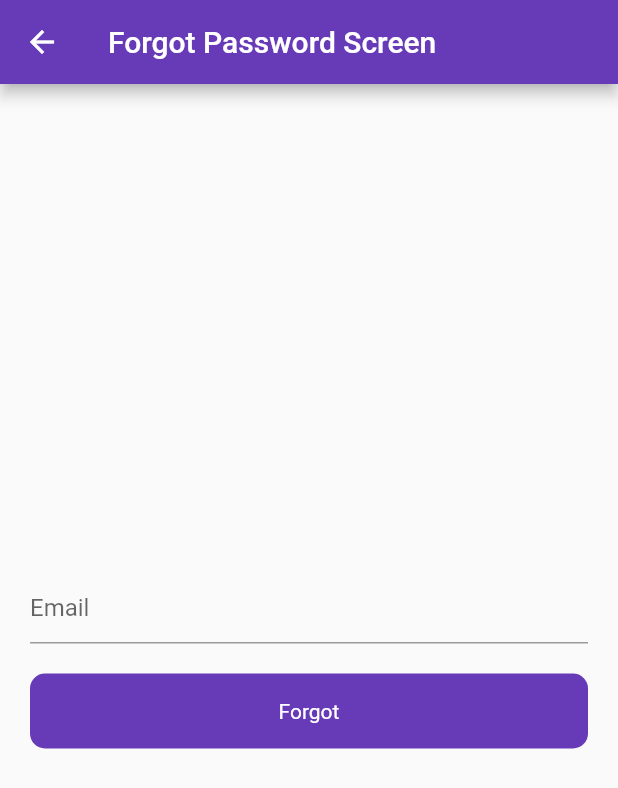
After one commit to Muhammad-Ibrar/Devmaze-Fellowship, a Flutter app: the LoginScreen screen opened directly, after a tap on "Login", after a tap on "Forgot password", on a phone screen of 412 x 824 dp. The commit adds this screen. Shown: the top 788 px of the screen. Run offline on Flutter 3.47's test engine with Material 2 defaults, Android fonts, the phone set to English and light mode, and no system bars; our stand-ins replace cloud_firestore, firebase_auth, firebase_core, firebase_database, firebase_storage, fluttertoast and 1 more; accounts and stored records are empty; network calls fail.

Commit message:
firebase is completed here

```diff
--- a/firebase_prac/lib/firebase_services/splash_service.dart
+++ b/firebase_prac/lib/firebase_services/splash_service.dart
@@ -16,14 +16,14 @@ class SplashServices{
     if(user!= null){
       Timer(Duration(seconds: 3),
 
-              ()=> Navigator.push(context , MaterialPageRoute(builder: (context) => UploadImageScreen()))
+              ()=> Navigator.push(context , MaterialPageRoute(builder: (context) => LoginScreen()))
       );
     }
     else{
 
       Timer(Duration(seconds: 3),
 
-              ()=> Navigator.push(context , MaterialPageRoute(builder: (context) => LoginScreen()))
+              ()=> Navigator.push(context , MaterialPageRoute(builder: (context) => PostScreen()))
       );
 
     }
--- a/firebase_prac/lib/ui/auth/login_screen.dart
+++ b/firebase_prac/lib/ui/auth/login_screen.dart
@@ -2,6 +2,7 @@ import 'package:firebase_auth/firebase_auth.dart';
 import 'package:firebase_prac/ui/auth/login_with_phone_number.dart';
 import 'package:firebase_prac/ui/auth/posts/post_screen.dart';
 import 'package:firebase_prac/ui/auth/signup_screen.dart';
+import 'package:firebase_prac/ui/forgot_password.dart';
 import 'package:firebase_prac/utils/utils.dart';
 import 'package:flutter/material.dart';
 import 'package:flutter/services.dart';
@@ -152,6 +153,21 @@ class _LoginScreenState extends State<LoginScreen> {
                 },
               ),
 
+
+
+            ),
+            SizedBox(height: 20,),
+            Align(
+              alignment: Alignment.bottomRight,
+              child: TextButton(onPressed: (){
+                Navigator.push(context,
+                    MaterialPageRoute(
+                        builder: (context) => ForgotPasswordScreen())
+                );
+
+              },
+                  child: Text('Forgot password')
+              ),
             ),
             SizedBox(height:30),
 
--- /dev/null
+++ b/firebase_prac/lib/ui/forgot_password.dart
@@ -0,0 +1,58 @@
+import 'package:firebase_auth/firebase_auth.dart';
+import 'package:firebase_prac/utils/utils.dart';
+import 'package:firebase_prac/widgets/round_button.dart';
+import 'package:flutter/material.dart';
+
+class ForgotPasswordScreen extends StatefulWidget {
+  const ForgotPasswordScreen({Key? key}) : super(key: key);
+
+  @override
+  State<ForgotPasswordScreen> createState() => _ForgotPasswordScreenState();
+}
+
+class _ForgotPasswordScreenState extends State<ForgotPasswordScreen> {
+
+  final emailController = TextEditingController();
+  final auth = FirebaseAuth.instance;
+
+  @override
+  Widget build(BuildContext context) {
+    return Scaffold(
+      appBar: AppBar(
+        title:const Text('Forgot Password Screen'),
+      ),
+      body: Padding(
+        padding: const EdgeInsets.symmetric(horizontal: 20),
+        child: Column(
+          mainAxisAlignment: MainAxisAlignment.center,
+          crossAxisAlignment: CrossAxisAlignment.center,
+          children: [
+
+            TextFormField(
+              controller: emailController,
+              decoration: InputDecoration(
+                hintText: 'Email',
+
+              ),
+            ),
+            const SizedBox(
+              height: 20,
+            ),
+            RoundButton(title: 'Forgot',
+
+              onTap: () {
+              auth.sendPasswordResetEmail(email: emailController.text.toString()).then((value){
+                Utils().ToastMessage('we have sent an email to recover password');
+              }).onError((error, stackTrace){
+                Utils().ToastMessage(error.toString());
+              });
+              },
+
+            ),
+
+          ],
+        ),
+      ),
+    );
+  }
+}
```
